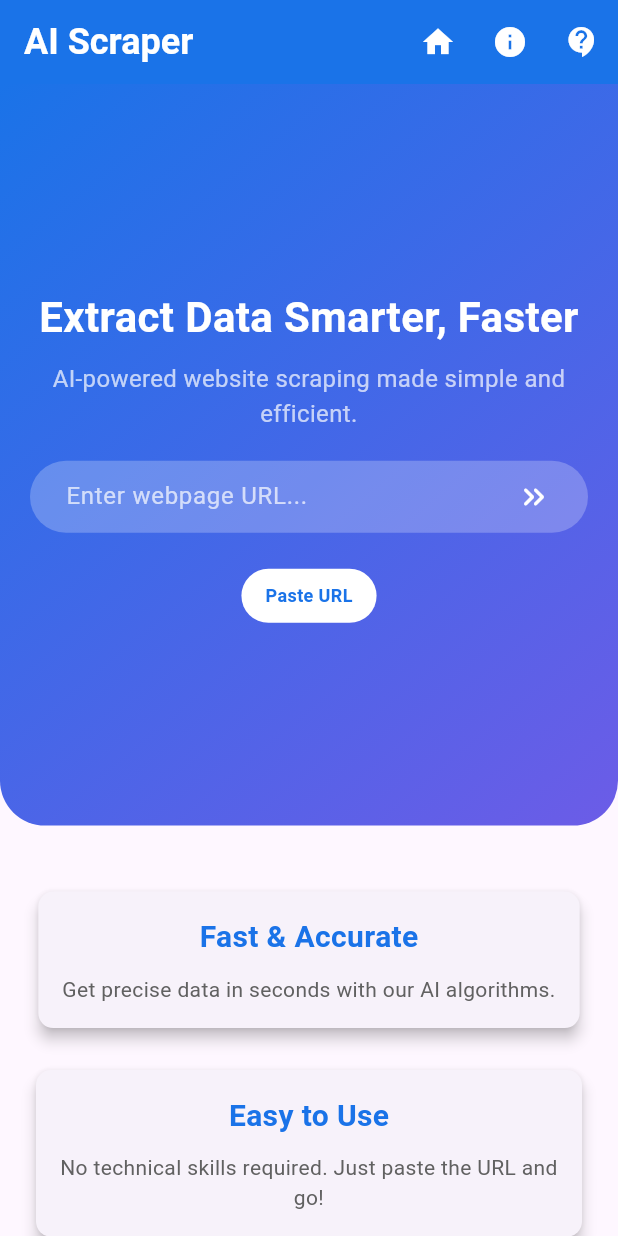
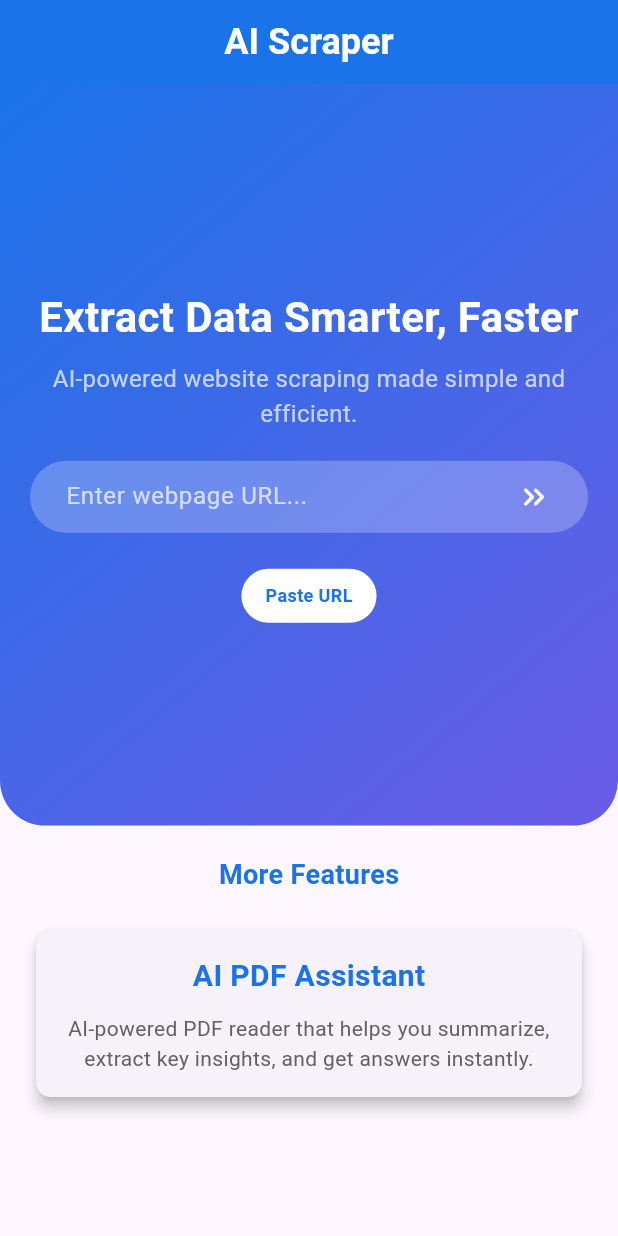
Before and after one commit to SyedJamalAhmad/ai_web_analyzer, a Flutter app: the screen it shows after launch, on a phone screen of 412 x 824 dp. Run offline on Flutter 3.47's test engine with Material 3 defaults, Android fonts, the light colour scheme and no system bars; our stand-ins replace file_picker, flutter_easyloading, flutter_markdown, get, google_generative_ai, webview_flutter; missing offline and left inert: flutter_pdfview.

Commit message:
before pull

```diff
--- /dev/null
+++ b/lib/app/models/pdf_handler.dart
@@ -0,0 +1,3 @@
+class PdfHandler {
+  static String pdfpath='';
+}
--- a/lib/app/modules/home/views/home_view.dart
+++ b/lib/app/modules/home/views/home_view.dart
@@ -13,6 +13,7 @@ class HomeView extends GetView<HomeViewCTL> {
 
     return Scaffold(
       appBar: AppBar(
+        centerTitle: true,
         title: const Text(
           'AI Scraper',
           style: TextStyle(
@@ -23,20 +24,20 @@ class HomeView extends GetView<HomeViewCTL> {
         ),
         backgroundColor: const Color(0xFF1A73E8),
         elevation: 0,
-        actions: [
-          IconButton(
-            icon: const Icon(Icons.home, color: Colors.white),
-            onPressed: () {},
-          ),
-          IconButton(
-            icon: const Icon(Icons.info, color: Colors.white),
-            onPressed: () {},
-          ),
-          IconButton(
-            icon: const Icon(Icons.contact_support, color: Colors.white),
-            onPressed: () {},
-          ),
-        ],
+        // actions: [
+        //   IconButton(
+        //     icon: const Icon(Icons.home, color: Colors.white),
+        //     onPressed: () {},
+        //   ),
+        //   IconButton(
+        //     icon: const Icon(Icons.info, color: Colors.white),
+        //     onPressed: () {},
+        //   ),
+        //   IconButton(
+        //     icon: const Icon(Icons.contact_support, color: Colors.white),
+        //     onPressed: () {},
+        //   ),
+        // ],
       ),
       body: SingleChildScrollView(
         child: Column(
@@ -144,8 +145,7 @@ class HomeView extends GetView<HomeViewCTL> {
                                 // selectionControls:
                                 //     CustomTextSelectionControls(),
                                 onSubmitted: (value) {
-                                controller.goToUrl(context);
-
+                                  controller.goToUrl(context);
 
                                   // Get.snackbar(
                                   //   'Search Initiated',
@@ -215,30 +215,49 @@ class HomeView extends GetView<HomeViewCTL> {
                 ),
               ),
             ),
-            const SizedBox(height: 20),
+            // const SizedBox(height: 20),
 
             // Features Section
-            const Padding(
-              padding: EdgeInsets.all(20.0),
+            Padding(
+              padding: const EdgeInsets.all(20.0),
               child: Column(
                 children: [
-                  FeatureCard(
-                    title: 'Fast & Accurate',
-                    description:
-                        'Get precise data in seconds with our AI algorithms.',
+                  const Text(
+                    'More Features',
+                    style: TextStyle(
+                        fontSize: 18,
+                        color: Color(0xFF1A73E8),
+                        fontWeight: FontWeight.bold),
                   ),
-                  SizedBox(height: 20),
-                  FeatureCard(
-                    title: 'Easy to Use',
-                    description:
-                        'No technical skills required. Just paste the URL and go!',
+                  const SizedBox(height: 20),
+
+                  GestureDetector(
+                    onTap: () async {
+                      await controller.goToPdf();
+                    },
+                    child: const FeatureCard(
+                      title: 'AI PDF Assistant',
+                      description:
+                          'AI-powered PDF reader that helps you summarize, extract key insights, and get answers instantly.',
+                    ),
                   ),
-                  SizedBox(height: 20),
-                  FeatureCard(
-                    title: 'Secure & Reliable',
-                    description:
-                        'Your data is safe with our encrypted processes.',
-                  ),
+                  // FeatureCard(
+                  //   title: 'Fast & Accurate',
+                  //   description:
+                  //       'Get precise data in seconds with our AI algorithms.',
+                  // ),
+                  // SizedBox(height: 20),
+                  // FeatureCard(
+                  //   title: 'Easy to Use',
+                  //   description:
+                  //       'No technical skills required. Just paste the URL and go!',
+                  // ),
+                  // SizedBox(height: 20),
+                  // FeatureCard(
+                  //   title: 'Secure & Reliable',
+                  //   description:
+                  //       'Your data is safe with our encrypted processes.',
+                  // ),
                 ],
               ),
             ),
--- /dev/null
+++ b/lib/app/modules/pdf/pdf_view_binding.dart
@@ -0,0 +1,10 @@
+import 'package:get/get.dart';
+import 'package:ai_web_analyzer/app/modules/home/controller/home_view_ctl.dart';
+import 'package:ai_web_analyzer/app/modules/PDF/PDF_view_ctl.dart';
+
+class PDFViewBinding extends Bindings {
+  @override
+  void dependencies() {
+    Get.put(PDFViewCTL());
+  }
+}
--- a/lib/app/routes/app_pages.dart
+++ b/lib/app/routes/app_pages.dart
@@ -1,3 +1,5 @@
+import 'package:ai_web_analyzer/app/modules/pdf/pdf_view.dart';
+import 'package:ai_web_analyzer/app/modules/pdf/pdf_view_binding.dart';
 import 'package:get/get.dart';
 import 'package:ai_web_analyzer/app/modules/chat/chat_view.dart';
 import 'package:ai_web_analyzer/app/modules/chat/chat_view_binding.dart';
@@ -37,5 +39,10 @@ class AppPages {
       page: () => ChatView(),
       binding: ChatViewBinding(),
     ),
+    GetPage(
+      name: _Paths.PDFVIEW,
+      page: () => PDFView(),
+      binding: PDFViewBinding(),
+    ),
   ];
 }
--- a/lib/app/routes/app_routes.dart
+++ b/lib/app/routes/app_routes.dart
@@ -8,6 +8,7 @@ abstract class Routes {
   static const WEBVIEW = _Paths.WEBVIEW;
   static const URLVIEW = _Paths.URLVIEW;
   static const CHATVIEW = _Paths.CHATVIEW;
+  static const PDFVIEW = _Paths.PDFVIEW;
 }
 
 abstract class _Paths {
@@ -15,4 +16,5 @@ abstract class _Paths {
   static const WEBVIEW = '/WEBVIEW';
   static const URLVIEW = '/URLVIEW';
   static const CHATVIEW = '/CHATVIEW';
+  static const PDFVIEW = '/PDFVIEW';
 }
--- a/lib/main.dart
+++ b/lib/main.dart
@@ -3,6 +3,7 @@ import 'package:flutter/material.dart';
 import 'package:get/get.dart';
 
 void main() {
+  WidgetsFlutterBinding.ensureInitialized();
   runApp(const MyApp());
 }
 
--- a/pubspec.yaml
+++ b/pubspec.yaml
@@ -43,6 +43,9 @@ dependencies:
   flutter_easyloading: ^3.0.5
   # markdown: ^7.3.0
   flutter_markdown: ^0.6.1
+  file_picker: ^9.0.2
+  permission_handler: ^11.4.0
+  flutter_pdfview: ^1.4.0
   # flutter_markdown: ^0.7.6+2
   # webview_flutter_android: ^4.3.2
 
```
Also changed, not shown: lib/app/modules/home/controller/home_view_ctl.dart (+27 -0 lines), lib/app/modules/pdf/pdf_view.dart (added, +64 -0 lines), lib/app/modules/pdf/pdf_view_ctl.dart (added, +26 -0 lines), lib/app/modules/pdfscreen/pdfscreen_view.dart (added, +113 -0 lines), lib/app/modules/pdfscreen/pdfscreen_view_binding.dart (added, +10 -0 lines), lib/app/modules/pdfscreen/pdfscreen_view_ctl.dart (added, +26 -0 lines), pubspec.lock, 3 other files.
